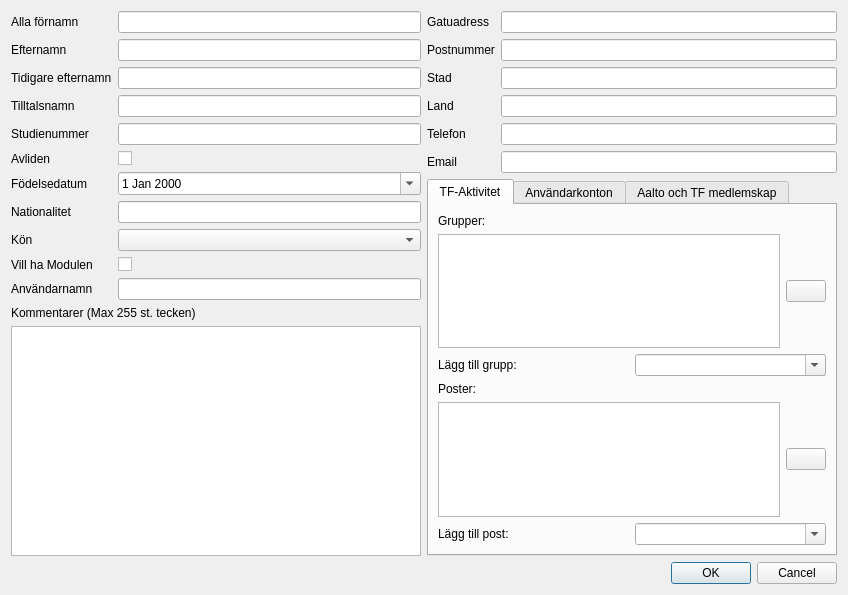
First picture: the form in ui/memberedit.ui, repository Teknologforeningen/svaksvat, before the edit.
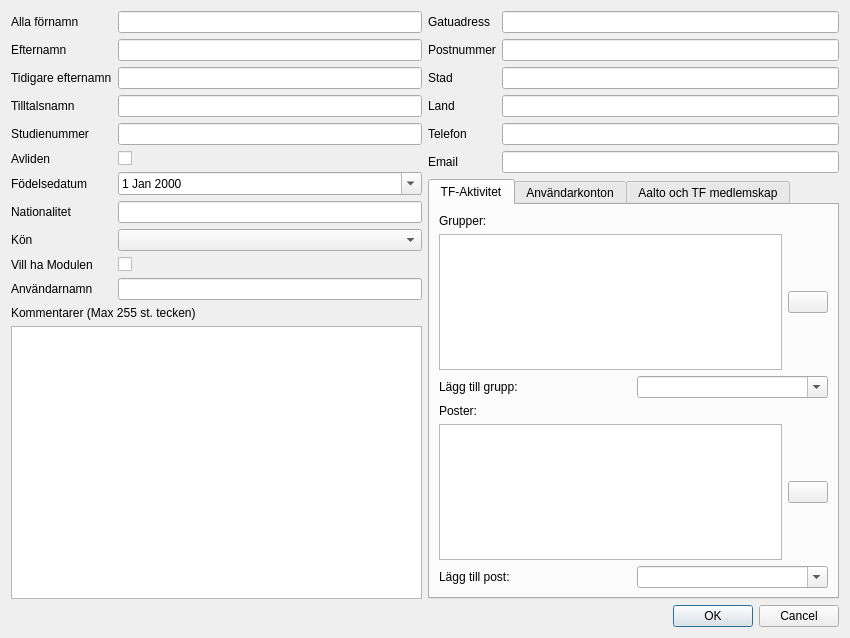
Second picture: the form after the edit. Icons and pictures are not drawn.

Diff of the .ui file:
```diff
--- a/ui/memberedit.ui
+++ b/ui/memberedit.ui
@@ -6,8 +6,8 @@
    <rect>
     <x>0</x>
     <y>0</y>
-    <width>848</width>
-    <height>595</height>
+    <width>850</width>
+    <height>638</height>
    </rect>
   </property>
   <property name="windowTitle">
```
